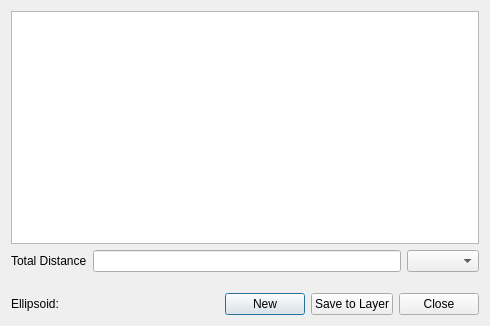
This is ui/geodesicMeasureDialog.ui in NationalSecurityAgency/qgis-shapetools-plugin as Qt 5 draws it before an edit. The edited form follows.
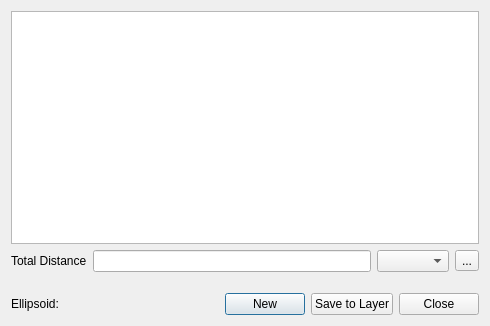
This is the edited form.

Commit message: Added precise measurement coordinate entry.

The edit to the form file:
```diff
--- a/ui/geodesicMeasureDialog.ui
+++ b/ui/geodesicMeasureDialog.ui
@@ -40,6 +40,16 @@
      <item>
       <widget class="QComboBox" name="unitsComboBox"/>
      </item>
+     <item>
+      <widget class="QToolButton" name="manualEntryButton">
+       <property name="toolTip">
+        <string>Show manual coordinate entry dialog</string>
+       </property>
+       <property name="text">
+        <string>...</string>
+       </property>
+      </widget>
+     </item>
     </layout>
    </item>
    <item>
```
The commit also changes 18 other files.
